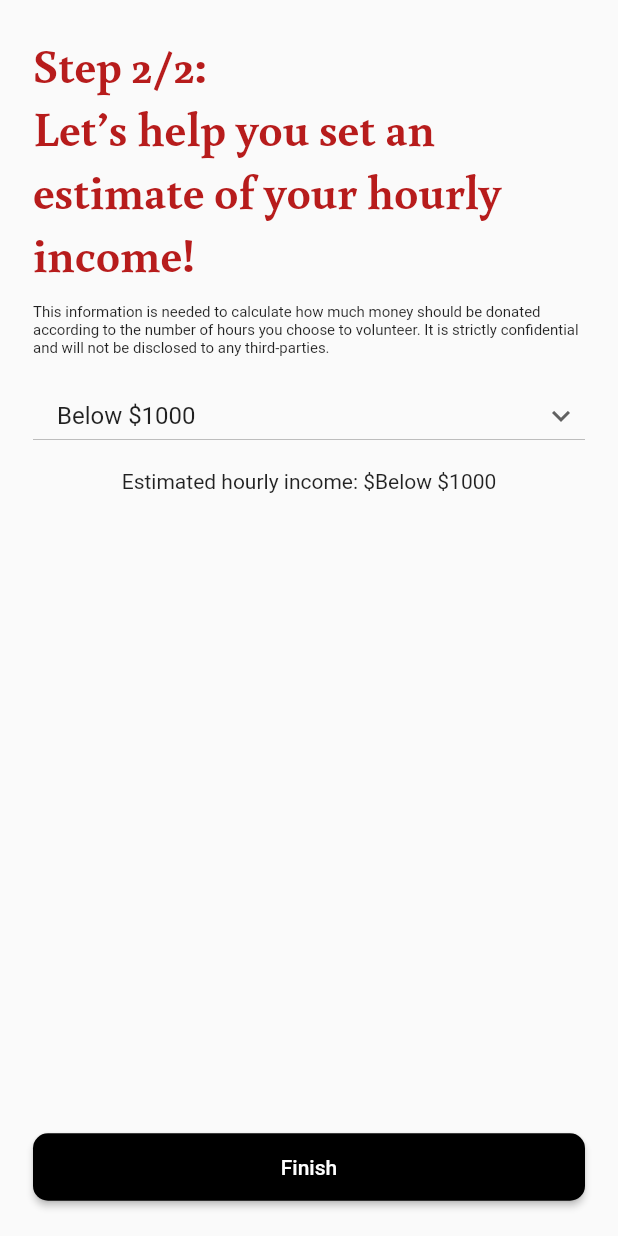
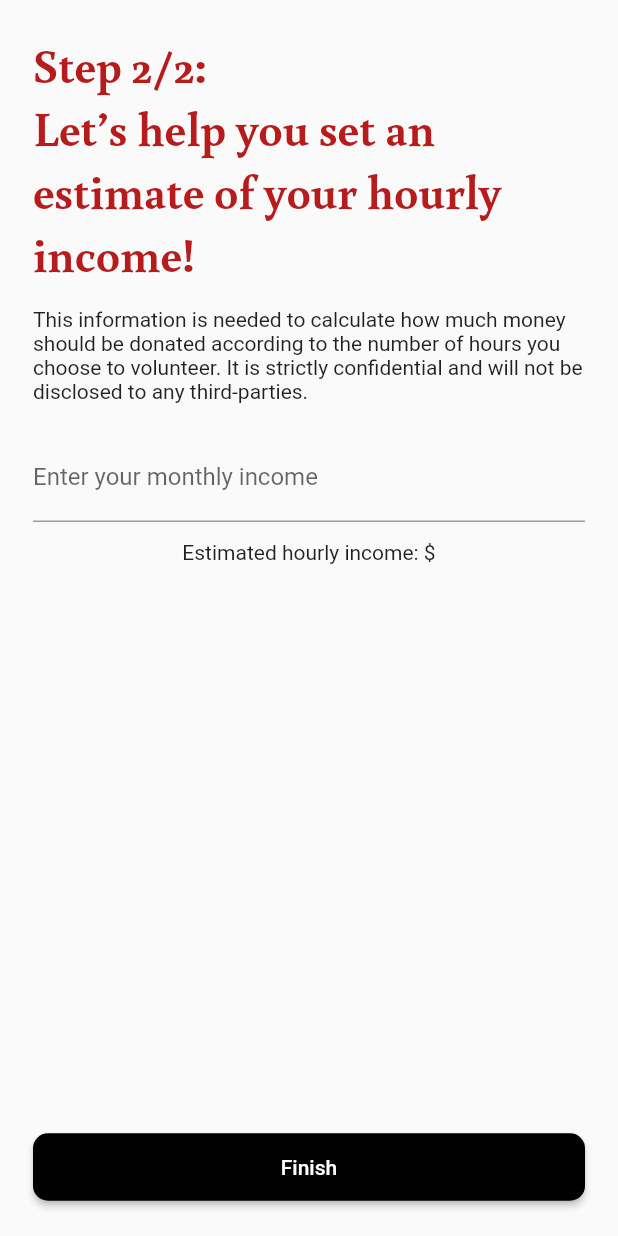
Before and after one commit to legionlegion/donateer_mobile, a Flutter app: the RegisterIncomeScreen screen opened directly, after a tap on "Finish", on a phone screen of 412 x 824 dp. Run offline on Flutter 3.47's test engine with Material 2 defaults, Android fonts, the phone set to English and light mode, and no system bars; our stand-ins replace cloud_firestore, firebase_auth, firebase_core, flutter_datetime_picker, font_awesome_flutter, google_sign_in and 2 more; missing offline and left inert: add_2_calendar; accounts and stored records are empty; network calls fail; statements that could not run were skipped.

Commit message:
Update income input

```diff
--- a/lib/screens/register_income_screen.dart
+++ b/lib/screens/register_income_screen.dart
@@ -1,11 +1,8 @@
-import 'dart:async';
-
 import 'package:donateer/screens/tabs_screen.dart';
 import 'package:flutter/material.dart';
 import 'package:firebase_auth/firebase_auth.dart';
 import 'package:cloud_firestore/cloud_firestore.dart';
-import './profile_screen.dart';
-import './login_screen.dart';
+import 'package:numberpicker/numberpicker.dart';
 
 class RegisterIncomeScreen extends StatefulWidget {
   RegisterIncomeScreen({
@@ -26,7 +23,7 @@ class RegisterIncomeScreen extends StatefulWidget {
 }
 
 class _RegisterIncomeScreenState extends State<RegisterIncomeScreen> {
-  String _dropdownvalue = 'Below \$1000';
+  String _income = '';
   var _isLoading = false;
   var isGoogleUser;
 
@@ -59,34 +56,26 @@ class _RegisterIncomeScreenState extends State<RegisterIncomeScreen> {
                 children: <Widget>[
                   Text('Step 2/2:\nLet’s help you set an estimate of your hourly income!',
                       style: Theme.of(context).textTheme.headline1),
-                  SizedBox(height: 12),
+                  SizedBox(height: 15),
                   Text(
                       'This information is needed to calculate how much money should be donated according to the number of hours you choose to volunteer. It is strictly confidential and will not be disclosed to any third-parties.',
-                      style: TextStyle(
-                        fontSize: 10.0,
-                      )),
-                  SizedBox(height: 15),
-                  ButtonTheme(
-                    alignedDropdown: true,
-                    child: DropdownButton(
-                      value: _dropdownvalue,
-                      isExpanded: true,
-                      icon: const Icon(Icons.keyboard_arrow_down),
-                      items: items.map((String items) {
-                        return DropdownMenuItem(
-                          value: items,
-                          child: Text(items),
-                        );
-                      }).toList(),
-                      onChanged: (String? newValue) {
+                      ),
+                  SizedBox(height: 20),
+
+                  Form(
+                    child: TextField(
+                      onChanged: (value) {
                         setState(() {
-                          _dropdownvalue = newValue!;
+                          _income = ((int.parse(value) / 160).floor()).toString();
                         });
                       },
+                      decoration: InputDecoration(labelText: "Enter your monthly income"),
+                      keyboardType: TextInputType.number,
                     ),
                   ),
+
                   SizedBox(height: 12),
-                  Text('Estimated hourly income: \$${_dropdownvalue}'),
+                  Text('Estimated hourly income: \$${_income}'),
 
                   Spacer(),
                   ElevatedButton(
@@ -106,7 +95,7 @@ class _RegisterIncomeScreenState extends State<RegisterIncomeScreen> {
                           .set({
                         'username': widget.userName,
                         'email': widget.userEmail,
-                        'income': _dropdownvalue,
+                        'income': _income,
                       });
                       } else {
                         await FirebaseFirestore.instance
@@ -115,7 +104,7 @@ class _RegisterIncomeScreenState extends State<RegisterIncomeScreen> {
                           .set({
                             'username': widget.userName,
                             'email': widget.userEmail,
-                            'income': _dropdownvalue,
+                            'income': _income,
                         });
                       };
                       Navigator.of(context)
```
Also changed, not shown: lib/screens/login_screen.dart (+19 -1 lines).
